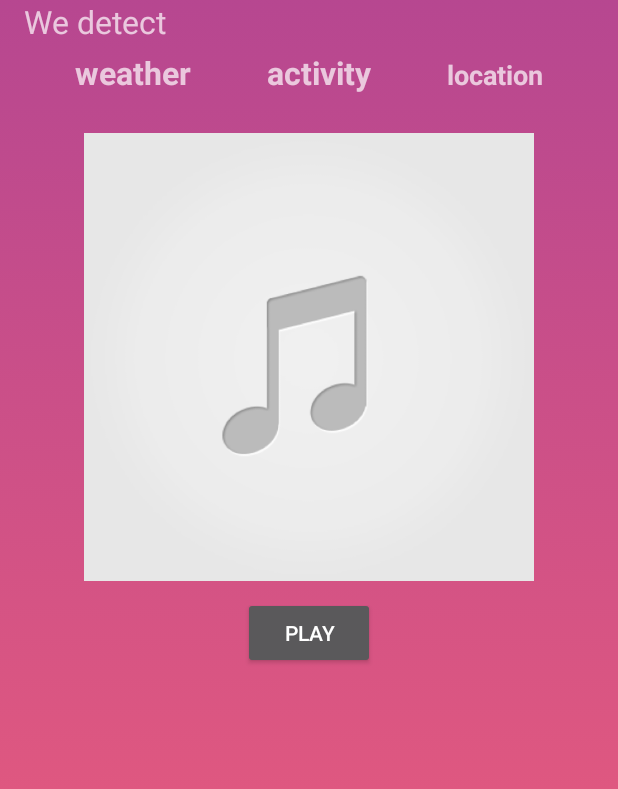
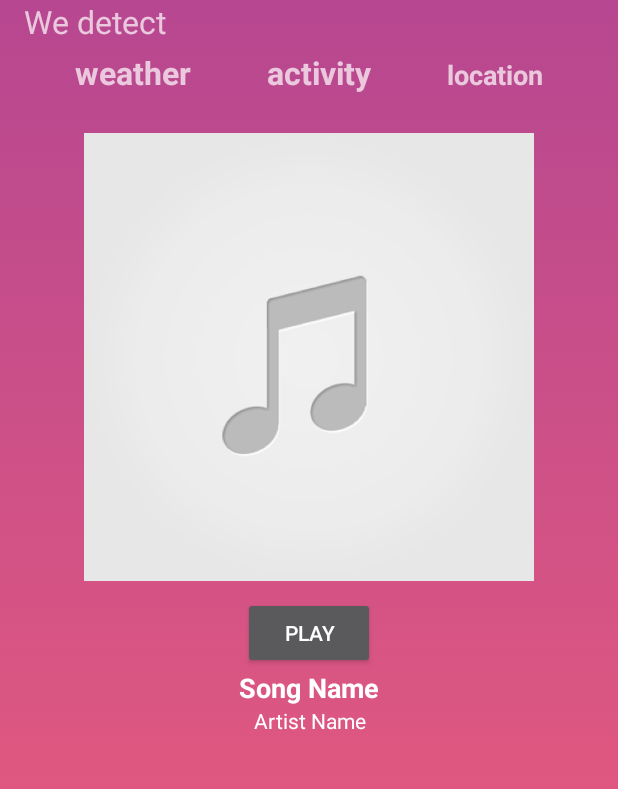
Before and after one commit to nnelson16/Tempo, an Android app: the screen it shows after launch (MainActivity), on a phone screen of 412 x 824 dp, the part 89-878 px from its top. Run offline under Robolectric (Android 15) with nearby library versions, the phone set to English and light mode, and no system bars; our stand-ins replace Volley; 4 statements that could not run were skipped.

Commit message:
-adding artist/song text

```diff
--- a/app/src/main/java/com/example/nikhil/tempo/MainActivity.java
+++ b/app/src/main/java/com/example/nikhil/tempo/MainActivity.java
@@ -8,6 +8,7 @@ import android.content.Intent;
 import android.content.ServiceConnection;
 import android.content.pm.PackageManager;
 import android.database.Cursor;
+import android.media.MediaMetadataRetriever;
 import android.net.Uri;
 import android.os.IBinder;
 import android.provider.MediaStore;
@@ -75,6 +76,10 @@ public class MainActivity extends AppCompatActivity implements MediaPlayerContro
     public TextView weatherText;
     public TextView activityText;
     public TextView locationText;
+
+    TextView songName;
+    TextView artistName;
+    MediaMetadataRetriever metaData;
 
     //service
     private MusicService musicSrv;
@@ -276,7 +281,6 @@ public class MainActivity extends AppCompatActivity implements MediaPlayerContro
 
     private void makeWeatherRequest()
     {
-
         String URL = "http://api.wunderground.com/api/663639f0328f1895/conditions/q/"+currentLatitude+","+currentLongitude+".json";
         JsonObjectRequest jsObjRequest = new JsonObjectRequest
                 (Request.Method.GET, URL, null, new Response.Listener<JSONObject>() {
--- a/app/src/main/java/com/example/nikhil/tempo/Services/MusicService.java
+++ b/app/src/main/java/com/example/nikhil/tempo/Services/MusicService.java
@@ -5,6 +5,7 @@ import android.app.PendingIntent;
 import android.content.ContentUris;
 import android.content.Intent;
 import android.media.AudioManager;
+import android.media.MediaMetadataRetriever;
 import android.media.MediaPlayer;
 import android.app.Service;
 import android.net.Uri;
@@ -12,6 +13,7 @@ import android.os.Binder;
 import android.os.IBinder;
 import android.os.PowerManager;
 import android.util.Log;
+import android.widget.TextView;
 
 import com.example.nikhil.tempo.MainActivity;
 import com.example.nikhil.tempo.Models.Song;
@@ -20,6 +22,7 @@ import com.google.android.exoplayer2.ExoPlayer;
 import com.google.android.exoplayer2.ExoPlayerFactory;
 
 import org.json.JSONObject;
+import org.w3c.dom.Text;
 
 import java.util.ArrayList;
 import java.util.Random;
@@ -32,8 +35,6 @@ public class MusicService extends Service implements MediaPlayer.OnPreparedListe
 {
     //media player
     private MediaPlayer player;
-    private ExoPlayer exoPlayer;
-    private ExoPlayerFactory exoPlayerFactory;
     //song list
     private ArrayList<JSONObject> songs;
     //current position
--- a/app/src/main/res/layout/activity_main.xml
+++ b/app/src/main/res/layout/activity_main.xml
@@ -73,7 +73,6 @@
 
     </LinearLayout>
 
-
     <android.support.v4.widget.SwipeRefreshLayout
         android:id="@+id/swipeRefreshLayout"
         android:layout_width="match_parent"
@@ -100,6 +99,25 @@
                 android:layout_gravity="center"
                 android:text="PLAY" />
 
+            <TextView
+                android:layout_width="match_parent"
+                android:layout_height="wrap_content"
+                android:gravity="center"
+                android:textColor="#fff"
+                android:text="Song Name"
+                android:textSize="18dp"
+                android:textStyle="bold"
+                android:id="@+id/songText" />
+
+            <TextView
+                android:layout_width="match_parent"
+                android:layout_height="wrap_content"
+                android:gravity="center"
+                android:text="Artist Name"
+                android:textColor="#fff"
+                android:textSize="14dp"
+                android:id="@+id/artistText" />
+
         </LinearLayout>
 
     </android.support.v4.widget.SwipeRefreshLayout>
```
